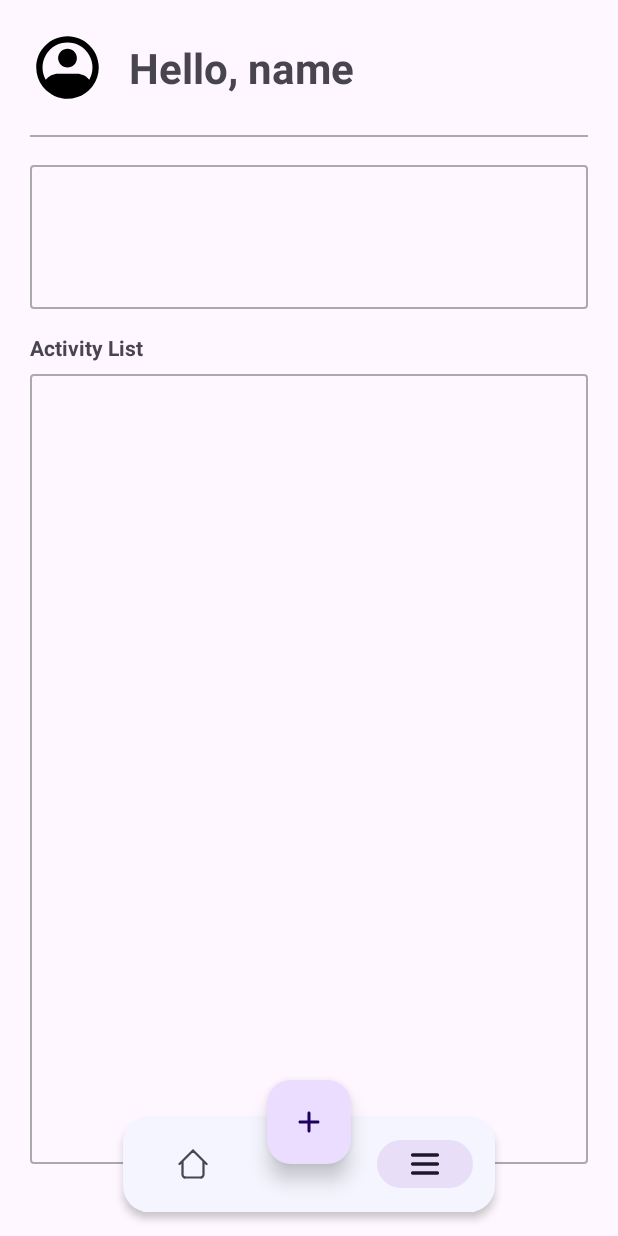
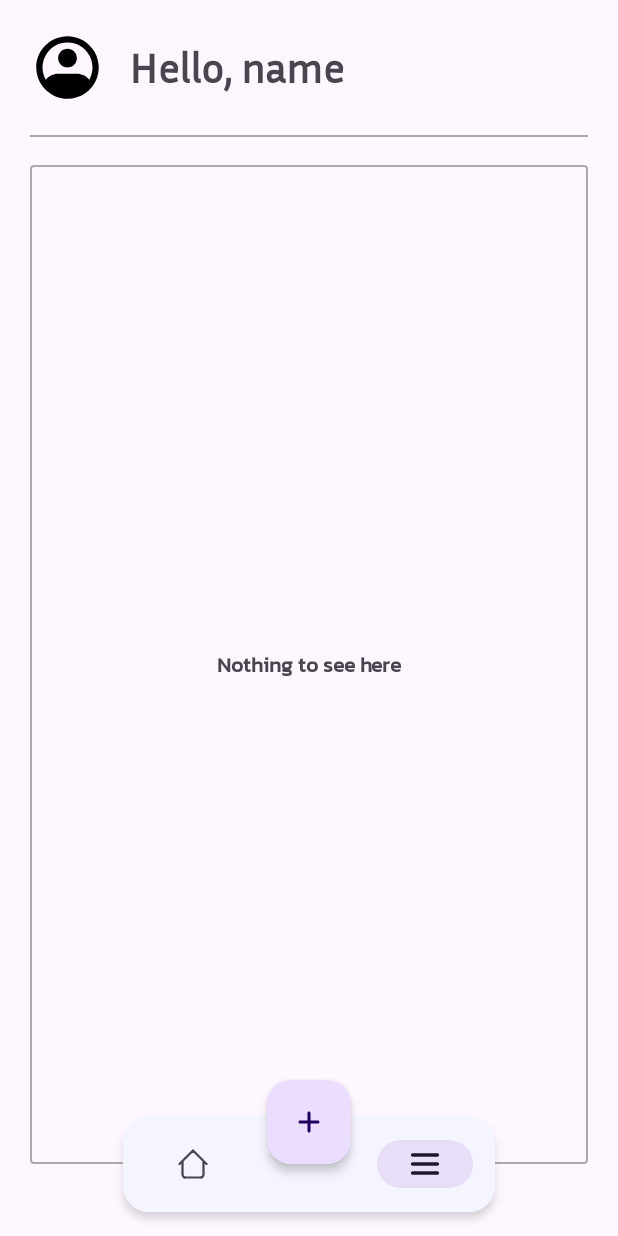
Before and after one commit to Compfest-AIdea/mobile-application, an Android app: the MainActivity screen opened directly, with no data from a screen before it, item 3 of the bottom bar chosen, on a phone screen of 412 x 824 dp. Run offline under Robolectric (Android 15) with nearby library versions, the phone set to English and light mode, and no system bars; 1 statement that could not run was skipped.

```diff
--- a/app/src/main/java/com/compfest/aiapplication/Constants.kt
+++ b/app/src/main/java/com/compfest/aiapplication/Constants.kt
@@ -2,3 +2,5 @@ package com.compfest.aiapplication
 
 const val LOGIN_PREF = "LoginPreferences"
 const val LOGIN_STATUS = "isLoggedIn"
+const val EXTRA_NAME = "name"
+const val EXTRA_NICKNAME = "nickname"
--- /dev/null
+++ b/app/src/main/java/com/compfest/aiapplication/manager/SessionManager.kt
@@ -0,0 +1,25 @@
+package com.compfest.aiapplication.manager
+
+import android.content.Context
+import com.compfest.aiapplication.EXTRA_NAME
+import com.compfest.aiapplication.EXTRA_NICKNAME
+import com.compfest.aiapplication.LOGIN_PREF
+
+class SessionManager(context: Context) {
+    private val sharedPreferences = context.getSharedPreferences(LOGIN_PREF, Context.MODE_PRIVATE)
+
+    fun saveSession(name: String, nickname: String) {
+        val editor = sharedPreferences.edit()
+        editor.putString(EXTRA_NAME, name)
+        editor.putString(EXTRA_NICKNAME, nickname)
+        editor.apply()
+    }
+
+    fun getName(): String? {
+        return sharedPreferences.getString(EXTRA_NAME, "")
+    }
+
+    fun getNickname(): String? {
+        return sharedPreferences.getString(EXTRA_NICKNAME, "")
+    }
+}
--- a/app/src/main/java/com/compfest/aiapplication/ui/activity/MainActivity.kt
+++ b/app/src/main/java/com/compfest/aiapplication/ui/activity/MainActivity.kt
@@ -1,24 +1,62 @@
 package com.compfest.aiapplication.ui.activity
 
+import android.os.Build
+import android.os.Bundle
+import android.view.MenuItem
+import android.widget.Toast
+import androidx.annotation.RequiresApi
 import androidx.appcompat.app.AppCompatActivity
-import android.os.Bundle
+import com.compfest.aiapplication.R
 import com.compfest.aiapplication.databinding.ActivityMainBinding
+import com.compfest.aiapplication.manager.SessionManager
+import com.compfest.aiapplication.ui.fragment.ArticlesFragment
 import com.compfest.aiapplication.ui.fragment.HomeFragment
+import com.google.android.material.navigation.NavigationBarView
 
-class MainActivity : AppCompatActivity() {
+class MainActivity : AppCompatActivity(), NavigationBarView.OnItemSelectedListener {
     private lateinit var binding: ActivityMainBinding
+    private lateinit var sessionManager: SessionManager
+
+    @RequiresApi(Build.VERSION_CODES.P)
     override fun onCreate(savedInstanceState: Bundle?) {
         super.onCreate(savedInstanceState)
         binding = ActivityMainBinding.inflate(layoutInflater)
         setContentView(binding.root)
 
-        setSupportActionBar(binding.toolbar1.root)
+        sessionManager = SessionManager(this)
+        val userName = sessionManager.getNickname()
+        if (!userName.isNullOrBlank()) {
+            binding.toolbar1.tvAppName.text = sessionManager.getNickname()
+        }
 
         binding.bottomNavView.menu.getItem(1).isEnabled = false
+        binding.bottomNavView.setOnItemSelectedListener(this)
 
         supportFragmentManager.beginTransaction()
             .add(binding.fragmentContainer.id, HomeFragment())
             .commit()
 
     }
+
+    override fun onNavigationItemSelected(item: MenuItem): Boolean {
+        return when (item.itemId) {
+            R.id.home -> {
+                supportFragmentManager.beginTransaction()
+                    .replace(binding.fragmentContainer.id, HomeFragment())
+                    .commit()
+                true
+            }
+            R.id.articles -> {
+                supportFragmentManager.beginTransaction()
+                    .replace(binding.fragmentContainer.id, ArticlesFragment())
+                    .commit()
+                true
+            }
+            else -> false
+        }
+    }
+
+    private fun showToast() {
+        Toast.makeText(this, "Menu ini telah dipilih", Toast.LENGTH_SHORT).show()
+    }
 }
--- a/app/src/main/java/com/compfest/aiapplication/ui/activity/SplashActivity.kt
+++ b/app/src/main/java/com/compfest/aiapplication/ui/activity/SplashActivity.kt
@@ -3,10 +3,10 @@ package com.compfest.aiapplication.ui.activity
 import android.annotation.SuppressLint
 import android.content.Context
 import android.content.Intent
-import androidx.appcompat.app.AppCompatActivity
 import android.os.Bundle
 import android.os.Handler
 import android.os.Looper
+import androidx.appcompat.app.AppCompatActivity
 import com.compfest.aiapplication.LOGIN_PREF
 import com.compfest.aiapplication.LOGIN_STATUS
 import com.compfest.aiapplication.R
--- a/app/src/main/java/com/compfest/aiapplication/ui/fragment/HomeFragment.kt
+++ b/app/src/main/java/com/compfest/aiapplication/ui/fragment/ArticlesFragment.kt
@@ -14,10 +14,10 @@ private const val ARG_PARAM2 = "param2"
 
 /**
  * A simple [Fragment] subclass.
- * Use the [HomeFragment.newInstance] factory method to
+ * Use the [ArticlesFragment.newInstance] factory method to
  * create an instance of this fragment.
  */
-class HomeFragment : Fragment() {
+class ArticlesFragment : Fragment() {
     // TODO: Rename and change types of parameters
     private var param1: String? = null
     private var param2: String? = null
@@ -35,7 +35,7 @@ class HomeFragment : Fragment() {
         savedInstanceState: Bundle?
     ): View? {
         // Inflate the layout for this fragment
-        return inflater.inflate(R.layout.fragment_home, container, false)
+        return inflater.inflate(R.layout.fragment_articles, container, false)
     }
 
     companion object {
@@ -45,12 +45,12 @@ class HomeFragment : Fragment() {
          *
          * @param param1 Parameter 1.
          * @param param2 Parameter 2.
-         * @return A new instance of fragment HomeFragment.
+         * @return A new instance of fragment ArticlesFragment.
          */
         // TODO: Rename and change types and number of parameters
         @JvmStatic
         fun newInstance(param1: String, param2: String) =
-            HomeFragment().apply {
+            ArticlesFragment().apply {
                 arguments = Bundle().apply {
                     putString(ARG_PARAM1, param1)
                     putString(ARG_PARAM2, param2)
--- /dev/null
+++ b/app/src/main/res/font/font_inria_sans.xml
@@ -0,0 +1,11 @@
+<?xml version="1.0" encoding="utf-8"?>
+<font-family xmlns:android="http://schemas.android.com/apk/res/android">
+    <font
+        android:fontStyle="normal"
+        android:fontWeight="400"
+        android:font="@font/inria_sans_regular"/>
+    <font
+        android:fontStyle="italic"
+        android:fontWeight="400"
+        android:font="@font/inria_sans_italic"/>
+</font-family>
--- /dev/null
+++ b/app/src/main/res/font/font_kanit.xml
@@ -0,0 +1,11 @@
+<?xml version="1.0" encoding="utf-8"?>
+<font-family xmlns:android="http://schemas.android.com/apk/res/android">
+    <font
+        android:fontStyle="normal"
+        android:fontWeight="400"
+        android:font="@font/kanit_regular" />
+    <font
+        android:fontStyle="italic"
+        android:fontWeight="400"
+        android:font="@font/kanit_italic" />
+</font-family>
--- a/app/src/main/res/layout/activity_main.xml
+++ b/app/src/main/res/layout/activity_main.xml
@@ -19,34 +19,6 @@
         app:dividerThickness="1dp"
         app:layout_constraintTop_toBottomOf="@id/toolbar1" />
 
-    <com.google.android.material.floatingactionbutton.FloatingActionButton
-        android:id="@+id/fab_add_new"
-        android:layout_width="wrap_content"
-        android:layout_height="wrap_content"
-        android:layout_marginBottom="32dp"
-        android:contentDescription="Add new"
-        android:src="@drawable/ic_add"
-        app:elevation="8dp"
-        app:layout_constraintBottom_toBottomOf="@id/bottomNavView"
-        app:layout_constraintEnd_toEndOf="@id/bottomNavView"
-        app:layout_constraintStart_toStartOf="@id/bottomNavView" />
-
-    <com.google.android.material.bottomnavigation.BottomNavigationView
-        android:id="@+id/bottomNavView"
-        android:layout_width="248dp"
-        android:layout_height="64dp"
-        android:layout_marginBottom="16dp"
-        android:background="@drawable/bottom_nav_bkg"
-        android:elevation="8dp"
-        android:paddingStart="8dp"
-        android:paddingEnd="8dp"
-        app:labelVisibilityMode="unlabeled"
-        android:outlineSpotShadowColor="@color/black"
-        app:layout_constraintBottom_toBottomOf="parent"
-        app:layout_constraintEnd_toEndOf="parent"
-        app:layout_constraintStart_toStartOf="parent"
-        app:menu="@menu/menu_main" />
-
     <androidx.fragment.app.FragmentContainerView
         android:id="@+id/fragment_container"
         android:layout_width="0dp"
@@ -60,4 +32,32 @@
         app:layout_constraintBottom_toBottomOf="@id/fab_add_new"
         tools:layout="@layout/fragment_home" />
 
+    <com.google.android.material.floatingactionbutton.FloatingActionButton
+        android:id="@+id/fab_add_new"
+        android:layout_width="wrap_content"
+        android:layout_height="wrap_content"
+        android:layout_marginBottom="32dp"
+        android:contentDescription="Add new"
+        android:src="@drawable/ic_add"
+        app:elevation="4dp"
+        app:layout_constraintBottom_toBottomOf="@id/bottomNavView"
+        app:layout_constraintEnd_toEndOf="@id/bottomNavView"
+        app:layout_constraintStart_toStartOf="@id/bottomNavView" />
+
+    <com.google.android.material.bottomnavigation.BottomNavigationView
+        android:id="@+id/bottomNavView"
+        android:layout_width="248dp"
+        android:layout_height="64dp"
+        android:layout_marginBottom="16dp"
+        android:background="@drawable/bottom_nav_bkg"
+        android:elevation="2dp"
+        android:paddingStart="8dp"
+        android:paddingEnd="8dp"
+        android:outlineSpotShadowColor="@color/cardview_dark_background"
+        app:labelVisibilityMode="unlabeled"
+        app:layout_constraintBottom_toBottomOf="parent"
+        app:layout_constraintEnd_toEndOf="parent"
+        app:layout_constraintStart_toStartOf="parent"
+        app:menu="@menu/menu_main" />
+
 </androidx.constraintlayout.widget.ConstraintLayout>
--- a/app/src/main/res/layout/activity_splash.xml
+++ b/app/src/main/res/layout/activity_splash.xml
@@ -23,6 +23,7 @@
             android:layout_width="wrap_content"
             android:layout_height="wrap_content"
             android:layout_marginTop="8dp"
+            android:fontFamily="@font/font_inria_sans"
             android:text="@string/app_name"
             android:textAlignment="center"
             android:textAllCaps="true"
--- /dev/null
+++ b/app/src/main/res/layout/fragment_articles.xml
@@ -0,0 +1,31 @@
+<?xml version="1.0" encoding="utf-8"?>
+<androidx.constraintlayout.widget.ConstraintLayout xmlns:android="http://schemas.android.com/apk/res/android"
+    xmlns:tools="http://schemas.android.com/tools"
+    android:layout_width="match_parent"
+    android:layout_height="match_parent"
+    xmlns:app="http://schemas.android.com/apk/res-auto"
+    tools:context=".ui.fragment.ArticlesFragment">
+
+    <androidx.constraintlayout.utils.widget.ImageFilterView
+        android:id="@+id/container_activity_list"
+        android:layout_width="match_parent"
+        android:layout_height="match_parent"
+        app:layout_constraintStart_toStartOf="parent"
+        app:layout_constraintEnd_toEndOf="parent"
+        app:layout_constraintTop_toBottomOf="parent"
+        app:layout_constraintBottom_toBottomOf="parent"
+        android:background="@drawable/rounded_frame_bkg"/>
+
+    <androidx.appcompat.widget.AppCompatTextView
+        android:layout_width="match_parent"
+        android:layout_height="wrap_content"
+        android:fontFamily="@font/font_kanit"
+        android:text="Nothing to see here"
+        android:textAlignment="center"
+        android:textStyle="bold"
+        app:layout_constraintBottom_toBottomOf="parent"
+        app:layout_constraintEnd_toEndOf="parent"
+        app:layout_constraintStart_toStartOf="parent"
+        app:layout_constraintTop_toTopOf="parent" />
+
+</androidx.constraintlayout.widget.ConstraintLayout>
--- a/app/src/main/res/layout/toolbar.xml
+++ b/app/src/main/res/layout/toolbar.xml
@@ -26,6 +26,7 @@
             android:layout_width="wrap_content"
             android:layout_height="wrap_content"
             android:layout_marginStart="16dp"
+            android:fontFamily="@font/font_inria_sans"
             android:text="Hello, name"
             android:textSize="28sp"
             android:textStyle="bold"
```
Also changed, not shown: app/src/main/java/com/compfest/aiapplication/ui/activity/WelcomeActivity.kt (+8 -9 lines), app/src/main/res/drawable/ic_arrow_next.xml (added, +10 -0 lines), app/src/main/res/drawable/ic_health.xml (added, +15 -0 lines), app/src/main/res/layout/activity_welcome.xml (+7 -3 lines), app/src/main/res/layout/fragment_home.xml (+83 -14 lines), app/src/main/res/font/inria_sans_italic.ttf (added), app/src/main/res/font/inria_sans_regular.ttf (added), app/src/main/res/font/kanit_italic.ttf (added), app/src/main/res/font/kanit_regular.ttf (added).
